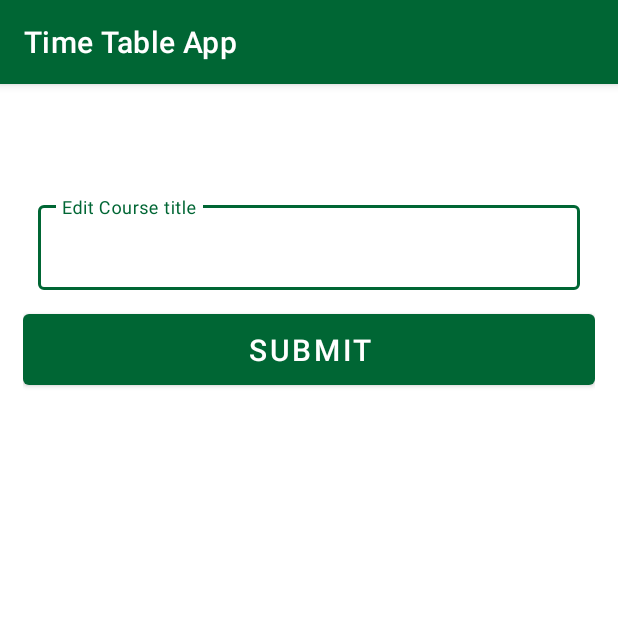
After one commit to HorlahTech/Time_Table_App, an Android app: the EditDepartment screen opened directly, with no data from a screen before it, on a phone screen of 412 x 824 dp, the top half of it. The commit adds this screen. Run offline under Robolectric (Android 15) with nearby library versions, the phone set to English and light mode, and no system bars.

Commit message:
update project

```diff
--- a/app/src/main/AndroidManifest.xml
+++ b/app/src/main/AndroidManifest.xml
@@ -2,8 +2,10 @@
 <manifest xmlns:android="http://schemas.android.com/apk/res/android"
     xmlns:tools="http://schemas.android.com/tools"
     package="com.lukman.timetableapp">
+
     <uses-permission android:name="android.permission.WRITE_EXTERNAL_STORAGE" />
     <uses-permission android:name="android.permission.WRITE_EXTERNAL_STORAGE" />
+
     <application
         android:allowBackup="true"
         android:icon="@drawable/timetable_schedule_system"
@@ -11,6 +13,9 @@
         android:roundIcon="@drawable/timetable_schedule_system"
         android:supportsRtl="true"
         android:theme="@style/Theme.TimeTableApp">
+        <activity
+            android:name=".EditDepartment"
+            android:exported="false" />
         <activity
             android:name=".ViewTimeTable"
             android:exported="false"
--- a/app/src/main/java/com/lukman/timetableapp/CourseData.java
+++ b/app/src/main/java/com/lukman/timetableapp/CourseData.java
@@ -12,6 +12,7 @@ public class CourseData {
     private  String noostd = HASNOOFSTD;
 
     public CourseData(int id,String tittle) {
+        this.id = id;
         this.tittle = tittle;
 
     }
--- /dev/null
+++ b/app/src/main/java/com/lukman/timetableapp/EditDepartment.java
@@ -0,0 +1,119 @@
+package com.lukman.timetableapp;
+
+import androidx.appcompat.app.AppCompatActivity;
+
+import android.content.ContentValues;
+import android.content.Intent;
+import android.database.sqlite.SQLiteDatabase;
+import android.os.Bundle;
+import android.util.Log;
+import android.view.View;
+import android.view.WindowManager;
+import android.widget.Button;
+import android.widget.Toast;
+
+import com.google.android.material.textfield.TextInputEditText;
+import com.google.android.material.textfield.TextInputLayout;
+import com.lukman.timetableapp.data.TImeTableContract;
+import com.lukman.timetableapp.data.TimeTabledbHelper;
+
+public class EditDepartment extends AppCompatActivity {
+    public static final String LOG_TAG = com.lukman.timetableapp.EditDepartment.class.getSimpleName();
+    public TextInputEditText dTitle;
+    public TextInputLayout layout_title, layout_code, layout_unit, layout_Nos;
+    public Button materialButton;
+    String DeptNameString;
+    String D__IdData;
+    public TextInputEditText dName;
+    public TextInputLayout layout_DName;
+
+    String departmentNameString;
+
+    @Override
+    protected void onCreate(Bundle savedInstanceState) {
+                super.onCreate(savedInstanceState);
+        setContentView(R.layout.activity_register);
+
+        layout_DName = findViewById(R.id.layoutctitle);
+        layout_DName.setHint("Enter Department Name");
+        layout_code = findViewById(R.id.layoutcode);
+        layout_code.setVisibility(View.GONE);
+        layout_unit = findViewById(R.id.layoutunit);
+        layout_unit.setVisibility(View.GONE);;
+        layout_Nos = findViewById(R.id.layoutnoofstd);
+        layout_Nos.setVisibility(View.GONE);
+        dName = findViewById(R.id.coursetitle);
+        DeptNameString = dName.getText().toString().trim();
+
+                Intent ii = getIntent();///////////intent to get value from edit button
+                D__IdData = ii.getStringExtra("id");
+                String c__TitleData = ii.getStringExtra("course title");
+                Log.v("Register", "New RoW Id  " +D__IdData);
+
+                //////////////////////////////////////////
+                layout_title = findViewById(R.id.layoutctitle);
+                layout_title.setHint("Edit Course title"); ///////title layout hint
+
+                ///////////////////////////////////////////
+             dTitle = findViewById(R.id.coursetitle);
+             dTitle.setText(c__TitleData);
+            DeptNameString = dTitle.getText().toString().trim();
+////////////////////////////////////////
+
+                materialButton = findViewById(R.id.coursesubmit);
+                materialButton.setOnClickListener(new View.OnClickListener() {
+                    @Override
+                    public void onClick(View view) {
+
+
+                        submitForm();
+                        finish();
+
+                    }
+                });
+            }
+            /////////request focus////////
+            public void requestfocus(View view){
+                if (view.requestFocus()){
+                    getWindow().setSoftInputMode(WindowManager.LayoutParams.SOFT_INPUT_STATE_ALWAYS_VISIBLE);
+                }
+            }
+            public boolean validate(String input,View txtinputEdit, TextInputLayout layout){
+                if(input.isEmpty()){
+                    layout.setError("Please Enter Course");
+                    requestfocus(txtinputEdit);
+                    return false;
+                }else if (input.length()<3){
+                    layout.setError(" Set Minimum of 3 Character");
+                    return false;
+                }else{
+                    layout.setErrorEnabled(false);
+                }
+                return true;
+            }
+            public void submitForm (){
+                DeptNameString = dTitle.getText().toString().trim() +"";
+
+
+                if (!validate(DeptNameString, dTitle, layout_title)){
+                    return;
+
+                }
+                updateCourse();
+
+
+            }
+            private void updateCourse() {
+                TimeTabledbHelper timeTabledbHelper = new TimeTabledbHelper(this);
+                SQLiteDatabase db = timeTabledbHelper.getWritableDatabase();
+                ContentValues values = new ContentValues();
+                values.put(TImeTableContract.DepartmentEntry.COLUMN_DEPT_NAME, DeptNameString);
+
+                long newRowId = db.update(TImeTableContract.DepartmentEntry.TABLE_NAME, values, "_id = ?",
+                        new String[]{D__IdData});
+                Log.v("Register", "New RoW Id  " +D__IdData);
+
+
+            }
+
+    }
--- a/app/src/main/java/com/lukman/timetableapp/ExamSchedule.java
+++ b/app/src/main/java/com/lukman/timetableapp/ExamSchedule.java
@@ -7,8 +7,6 @@ import android.app.DatePickerDialog;
 import android.content.ContentValues;
 import android.database.Cursor;
 import android.database.sqlite.SQLiteDatabase;
-import android.graphics.Color;
-import android.graphics.drawable.ColorDrawable;
 import android.icu.util.Calendar;
 import android.os.AsyncTask;
 import android.os.Build;
@@ -179,14 +177,14 @@ public class ExamSchedule extends AppCompatActivity {
 //        } else if (!validate(semester_item3, exam_semester, layoutexamtime)) {
 //            return;
 //        }
-    Toast.makeText(ExamSchedule.this, "values are" + values, Toast.LENGTH_LONG).show();
-    values.put(TImeTableContract.ExamScheduleEntry.COLUMN_EXAM_DATE, fExamDay);
+    values.put(TImeTableContract.ExamScheduleEntry.COLUMN_EXAM_DATE, cDate);
     values.put(TImeTableContract.ExamScheduleEntry.COLUMN_EXAM_TIME, time_item4);
     values.put(TImeTableContract.ExamScheduleEntry.COLUMN_EXAM_VENUE, venue_item2);
     values.put(TImeTableContract.ExamScheduleEntry.COLUMN_COURSE, course_item1);
     values.put(TImeTableContract.ExamScheduleEntry.COLUMN_EXAM_SEMESTER, semester_item3);
     e_year = exam_year.getText().toString();
     values.put(TImeTableContract.ExamScheduleEntry.COLUMN_EXAM_SESSION, e_year);
+    Toast.makeText(ExamSchedule.this, "Submitted" + values, Toast.LENGTH_LONG).show();
     long newRowId = db.insert(TImeTableContract.ExamScheduleEntry.TABLE_NAME, null, values);
     Log.v("ExamSchedule", "New RoW Id " + newRowId);
 
--- a/app/src/main/java/com/lukman/timetableapp/RegDepartment.java
+++ b/app/src/main/java/com/lukman/timetableapp/RegDepartment.java
@@ -19,7 +19,7 @@ import com.lukman.timetableapp.data.TImeTableContract;
 import com.lukman.timetableapp.data.TimeTabledbHelper;
 
 public class RegDepartment extends AppCompatActivity {
-    public static final String LOG_TAG = Register.class.getSimpleName();
+    public static final String LOG_TAG = RegDepartment.class.getSimpleName();
     public TextInputEditText dName, cCode, cUnit, cNOS;
     public TextInputLayout layout_DName, layout_code, layout_unit, layout_Nos;
     public Button materialButton;
--- a/app/src/main/java/com/lukman/timetableapp/data/TimeTabledbHelper.java
+++ b/app/src/main/java/com/lukman/timetableapp/data/TimeTabledbHelper.java
@@ -47,7 +47,7 @@ public class TimeTabledbHelper extends SQLiteOpenHelper {
 
     String SQL_CREATE_EXAMSCHEDULE_ENTRIES = "CREATE TABLE " + TImeTableContract.ExamScheduleEntry.TABLE_NAME +"("
             + TImeTableContract.ExamScheduleEntry.COLUMN_ID + " INTEGER PRIMARY KEY AUTOINCREMENT,"
-            + TImeTableContract.ExamScheduleEntry.COLUMN_EXAM_DATE+ " TEXT NOT NULL, "
+            + TImeTableContract.ExamScheduleEntry.COLUMN_EXAM_DATE+ " DATE NOT NULL, "
             + TImeTableContract.ExamScheduleEntry.COLUMN_EXAM_TIME+ " TEXT NOT NULL, "
             + TImeTableContract.ExamScheduleEntry.COLUMN_COURSE+ " TEXT NOT NULL, "
             + TImeTableContract.ExamScheduleEntry.COLUMN_EXAM_VENUE+ " TEXT NOT NULL, "
```
Also changed, not shown: app/src/main/java/com/lukman/timetableapp/CourseAdapter.java (+14 -10 lines), app/src/main/java/com/lukman/timetableapp/EditActivity.java (+7 -5 lines), app/src/main/java/com/lukman/timetableapp/EditVenue.java (+21 -3 lines), app/src/main/java/com/lukman/timetableapp/ViewCourseActivity.java (+36 -9 lines), app/src/main/java/com/lukman/timetableapp/ViewTimeTable.java (+15 -13 lines), app/src/main/java/com/lukman/timetableapp/ViewVenue.java (+28 -5 lines), app/src/main/res/values/strings.xml (indentation only).
